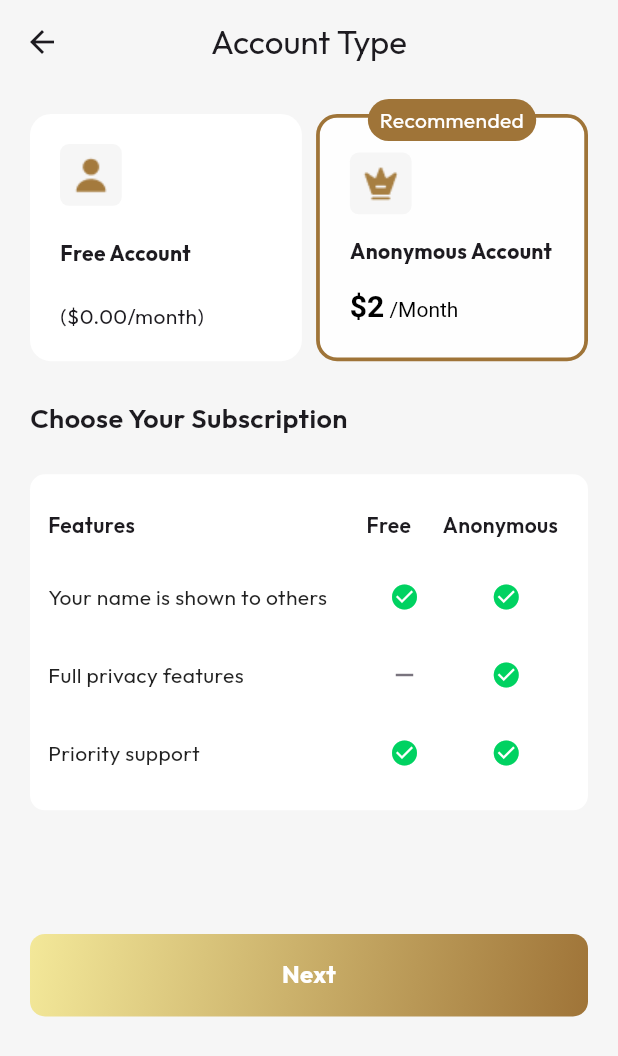
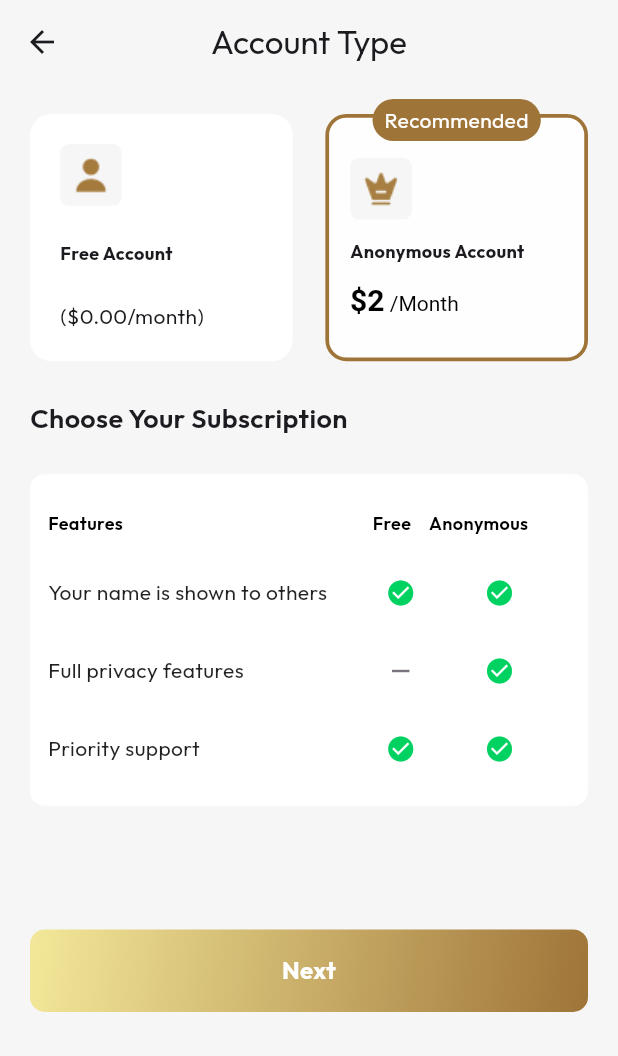
Before and after one commit to Justdivine7/peveryone, a Flutter app: the screen it shows after launch, after a tap on "Next", on a phone screen of 412 x 824 dp. Shown: the top 1056 px of the screen. Run offline on Flutter 3.47's test engine with Material 3 defaults, Android fonts, the phone set to English and light mode, and no system bars; our stand-ins replace firebase_core, iconsax; accounts and stored records are empty.

```diff
--- a/lib/main.dart
+++ b/lib/main.dart
@@ -1,9 +1,16 @@
 import 'package:flutter/material.dart';
 import 'package:peveryone/core/theme/app_theme.dart';
 import 'package:peveryone/data/routes/route.dart';
- import 'package:peveryone/presentation/screens/auth/screens/login_screen.dart';
+import 'package:peveryone/firebase_options.dart';
+import 'package:peveryone/presentation/screens/auth/screens/login_screen.dart';
+import 'package:firebase_core/firebase_core.dart';
 
-void main() {
+void main() async {
+  WidgetsFlutterBinding.ensureInitialized();
+  await Firebase.initializeApp(options: DefaultFirebaseOptions.currentPlatform);
+  // FlutterNativeSplash.preserve(widgetsBinding: widgetsBinding);
+  // await Future.delayed(Duration(seconds: 3));
+  // FlutterNativeSplash.remove();
   runApp(const MyApp());
 }
 
@@ -16,7 +23,7 @@ class MyApp extends StatelessWidget {
       title: 'Peveryone',
       debugShowCheckedModeBanner: false,
       theme: AppTheme.lightThemeData(),
-      darkTheme: AppTheme.darkThemeData(),
+      // darkTheme: AppTheme.darkThemeData(),
       onGenerateRoute: (settings) => generateRoute(settings),
       home: LoginScreen(),
     );
--- a/lib/presentation/screens/auth/screens/account_type_screen.dart
+++ b/lib/presentation/screens/auth/screens/account_type_screen.dart
@@ -13,7 +13,10 @@ class AccountTypeScreen extends StatelessWidget {
     return Scaffold(
       backgroundColor: Theme.of(context).indicatorColor,
       appBar: AppBar(
-        title: Text('Account Type'),
+
+        title: Text('Account Type',
+        // style: TextStyle(color: Colors.black)
+        ),
         centerTitle: true,
         forceMaterialTransparency: true,
       ),
@@ -27,7 +30,7 @@ class AccountTypeScreen extends StatelessWidget {
                 mainAxisAlignment: MainAxisAlignment.spaceBetween,
                 children: [
                   Container(
-                    width: width(context, 0.44),
+                    width: width(context, 0.425),
                     height: height(context, 0.2),
                     padding: EdgeInsets.all(20),
                     decoration: BoxDecoration(
@@ -48,10 +51,17 @@ class AccountTypeScreen extends StatelessWidget {
                         ),
                         Text(
                           'Free Account',
-                          style: TextStyle(fontWeight: FontWeight.bold),
+                          style: TextStyle(
+                            fontWeight: FontWeight.bold,
+                            // color: Colors.black,
+                            fontSize: 12,
+                          ),
                         ),
 
-                        Text("(\$0.00/month)"),
+                        Text(
+                          "(\$0.00/month)",
+                          // style: TextStyle(color: Colors.black),
+                        ),
                       ],
                     ),
                   ),
@@ -59,10 +69,10 @@ class AccountTypeScreen extends StatelessWidget {
                     clipBehavior: Clip.none,
                     children: [
                       Container(
-                        width: width(context, 0.44),
+                        width: width(context, 0.425),
                         height: height(context, 0.2),
 
-                        padding: EdgeInsets.all(20),
+                        padding: EdgeInsets.all(14),
                         decoration: BoxDecoration(
                           color: Theme.of(context).cardColor,
                           border: Border.all(
@@ -84,13 +94,17 @@ class AccountTypeScreen extends StatelessWidget {
                               ),
                               child: Image.asset('assets/images/crown.png'),
                             ),
-                            SizedBox(height: height(context, 0.01)),
+                            // SizedBox(height: height(context, 0.01)),
                             Text(
                               'Anonymous Account',
-                              style: TextStyle(fontWeight: FontWeight.bold),
+                              style: TextStyle(
+                                fontWeight: FontWeight.bold,
+                                fontSize: 12,
+                                // color: Colors.black,
+                              ),
                             ),
-                            SizedBox(height: height(context, 0.01)),
 
+                            // SizedBox(height: height(context, 0.01)),
                             RichText(
                               text: TextSpan(
                                 style: TextStyle(color: Colors.black),
@@ -101,6 +115,7 @@ class AccountTypeScreen extends StatelessWidget {
                                     style: TextStyle(
                                       fontWeight: FontWeight.bold,
                                       fontSize: 20,
+                                      // color: Colors.black,
                                     ),
                                   ),
                                   TextSpan(text: ' /Month'),
@@ -140,7 +155,11 @@ class AccountTypeScreen extends StatelessWidget {
               SizedBox(height: height(context, 0.03)),
               Text(
                 'Choose Your Subscription',
-                style: TextStyle(fontSize: 18, fontWeight: FontWeight.w600),
+                style: TextStyle(
+                  fontSize: 18,
+                  fontWeight: FontWeight.w600,
+                  // color: Colors.black,
+                ),
               ),
               SizedBox(height: height(context, 0.03)),
               Container(
--- a/lib/presentation/screens/auth/screens/login_screen.dart
+++ b/lib/presentation/screens/auth/screens/login_screen.dart
@@ -18,7 +18,7 @@ class _LoginScreenState extends State<LoginScreen> {
   final TextEditingController _emailController = TextEditingController();
 
   final TextEditingController _passwordController = TextEditingController();
-  bool showPassword = false;
+  bool showPassword = true;
   @override
   void dispose() {
     super.dispose();
@@ -47,7 +47,7 @@ class _LoginScreenState extends State<LoginScreen> {
                 Center(
                   child: Text(
                     "Let's sign you in",
-                    style: TextStyle(fontSize: 24, fontWeight: FontWeight.bold),
+                    style: TextStyle(fontSize: 24, fontWeight: FontWeight.bold, color: Colors.black),
                   ),
                 ),
 
@@ -86,7 +86,7 @@ class _LoginScreenState extends State<LoginScreen> {
                   suffixIcon: GestureDetector(
                     onTap: passwordVisible,
                     child: Icon(
-                      showPassword ? Icons.visibility : Icons.visibility_off,
+                      showPassword ? Icons.visibility_off : Icons.visibility,
                       color: Colors.black,
                     ),
                   ),
--- a/lib/presentation/screens/inbox_screen.dart
+++ b/lib/presentation/screens/inbox_screen.dart
@@ -110,7 +110,7 @@ class _InboxScreenState extends State<InboxScreen> {
               SizedBox(height: height(context, 0.02)),
               Text('Recently'),
               SizedBox(
-                height: height(context, 0.13),
+                height: height(context, 0.15),
                 child: ListView.builder(
                   shrinkWrap: true,
                   scrollDirection: Axis.horizontal,
@@ -161,7 +161,7 @@ class _InboxScreenState extends State<InboxScreen> {
                         ),
                       );
                     },
-                    contentPadding: EdgeInsets.symmetric(vertical: 8),
+                    contentPadding: EdgeInsets.symmetric(vertical: 4),
                     leading: CircleAvatar(
                       backgroundImage: AssetImage(user['image']),
                       radius: 30,
--- a/lib/presentation/widgets/account_table.dart
+++ b/lib/presentation/widgets/account_table.dart
@@ -7,8 +7,8 @@ class AccountTable extends StatelessWidget {
   Widget build(BuildContext context) {
     return Table(
       columnWidths: const {
-        0: FlexColumnWidth(2.5),
-        1: FlexColumnWidth(0.6),
+        0: FlexColumnWidth(2.3),
+        1: FlexColumnWidth(0.4),
         2: FlexColumnWidth(1),
       },
 
@@ -53,7 +53,7 @@ class AccountTable extends StatelessWidget {
       child: Text(
         textAlign: center ? TextAlign.center : TextAlign.left,
         text,
-        style: TextStyle(fontWeight: FontWeight.w600),
+        style: TextStyle(fontWeight: FontWeight.w600, color: Colors.black, fontSize: 12),
       ),
     );
   }
--- a/lib/presentation/widgets/app_text_field.dart
+++ b/lib/presentation/widgets/app_text_field.dart
@@ -23,6 +23,7 @@ class AppTextField extends StatelessWidget {
   Widget build(BuildContext context) {
     return TextField(
       controller: textController,
+      style: TextStyle(color: Colors.black),
       obscureText: obscure,
       decoration: InputDecoration(
         contentPadding: EdgeInsets.all(10),
```
Also changed, not shown: flutter_launcher_icons.yaml (added, +32 -0 lines), pubspec.yaml (+9 -0 lines), splash.yaml (+6 -2 lines), assets/images/image4.png (renamed from assets/images/imahe4.png), assets/images/logo.png (deleted), assets/images/logo_dark.png (deleted), assets/images/new-logo.png (added), assets/images/peveryone_logo (1).png (deleted), firebase.json (added), lib/firebase_options.dart (added), pubspec.lock, 27 other files.
